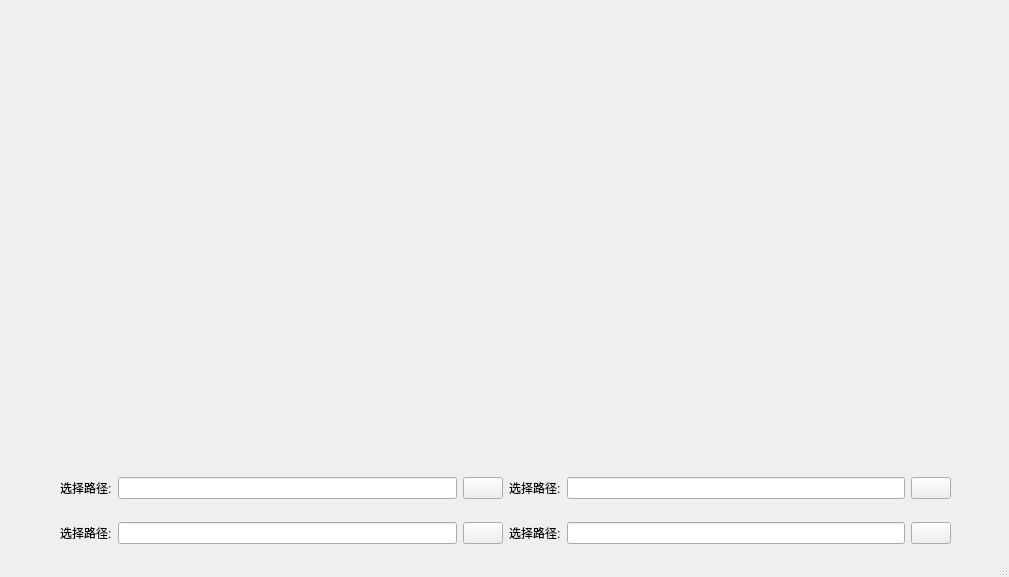
Old version of the form UI/path_selector.ui in the repository MrXnneHang/QT-Designer-Explore.
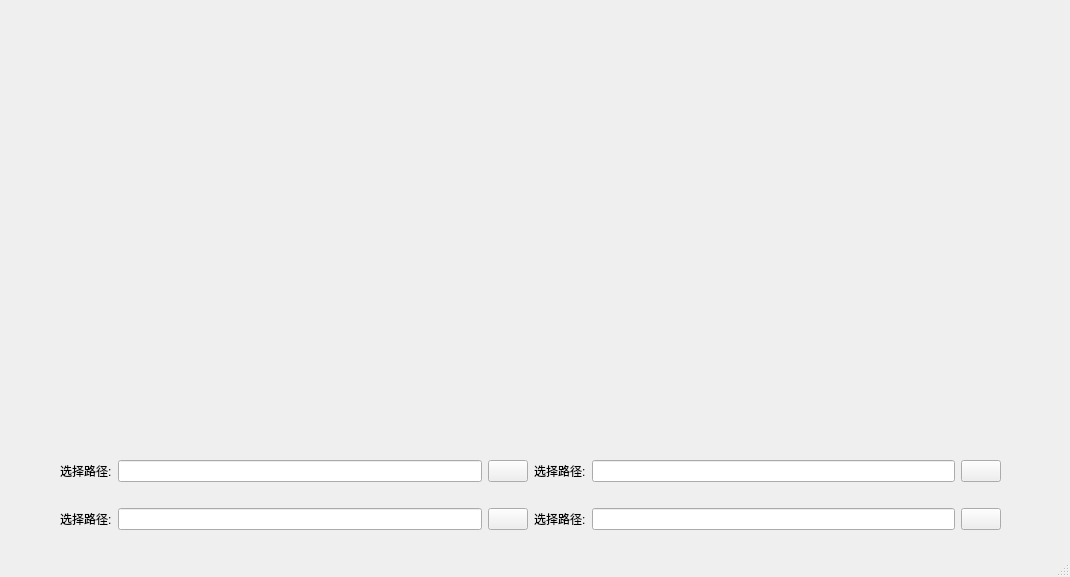
New version of the form.

Commit message: 给变量更明确的名字

Patch:
```diff
--- a/UI/path_selector.ui
+++ b/UI/path_selector.ui
@@ -6,7 +6,7 @@
    <rect>
     <x>0</x>
     <y>0</y>
-    <width>1009</width>
+    <width>1070</width>
     <height>577</height>
    </rect>
   </property>
@@ -18,14 +18,14 @@
     <property name="geometry">
      <rect>
       <x>60</x>
-      <y>460</y>
-      <width>891</width>
-      <height>101</height>
+      <y>440</y>
+      <width>941</width>
+      <height>111</height>
      </rect>
     </property>
-    <layout class="QGridLayout" name="gridLayout">
-     <item row="1" column="0">
-      <layout class="QHBoxLayout" name="horizontalLayout_2">
+    <layout class="QVBoxLayout" name="PathSelectorLayout">
+     <item>
+      <layout class="QHBoxLayout" name="Path_Selector_Above">
        <item>
         <layout class="QHBoxLayout" name="Path_Selector_1">
          <item>
@@ -88,8 +88,8 @@
        </item>
       </layout>
      </item>
-     <item row="0" column="0">
-      <layout class="QHBoxLayout" name="horizontalLayout">
+     <item>
+      <layout class="QHBoxLayout" name="Path_Selector_Below">
        <item>
         <layout class="QHBoxLayout" name="Path_Selector_3">
          <item>
```
Left out of the diff: 4 changed lines with no effect on the pictures. The commit also changes 1 other file.
